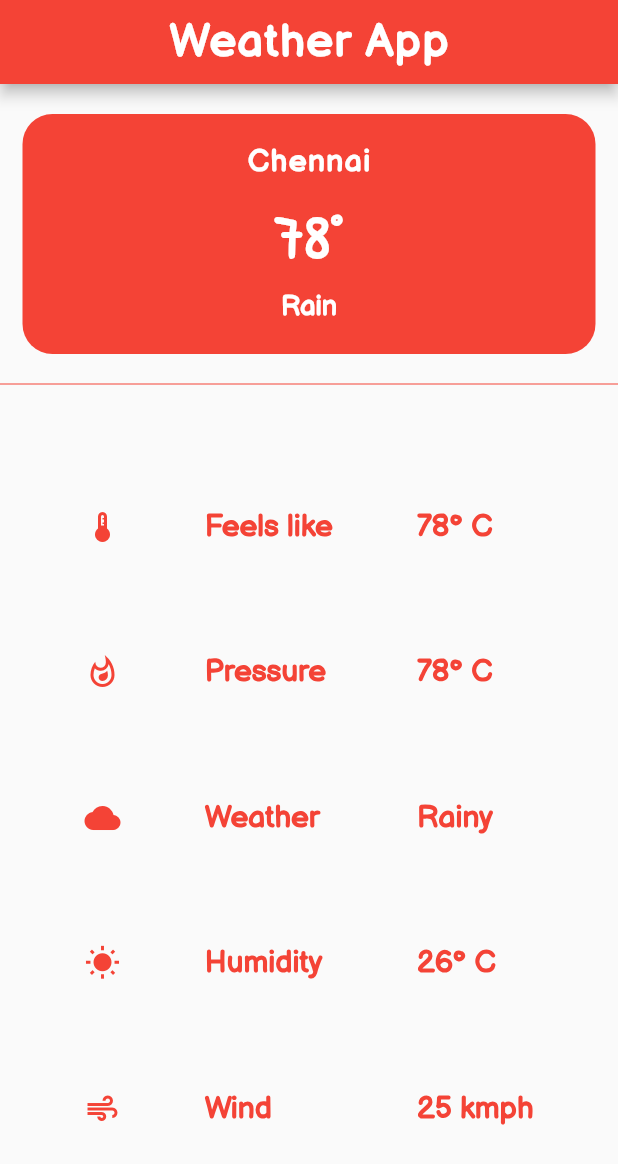
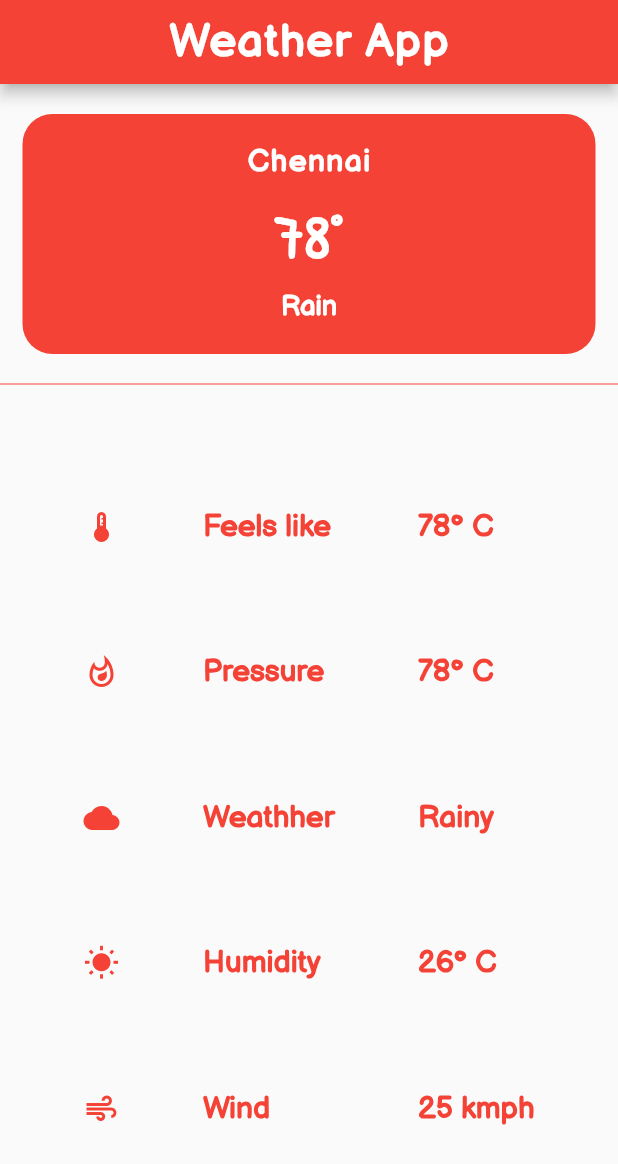
Before and after one commit to soniyav20/weather_app, a Flutter app: the screen it shows after launch, on a phone screen of 412 x 824 dp. Shown: the top 1164 px of the screen. Run offline on Flutter 3.47's test engine with Material 2 defaults, Android fonts, the phone set to English and light mode, and no system bars.

Commit message:
WEATHER_APP_UI

```diff
--- a/lib/main.dart
+++ b/lib/main.dart
@@ -155,7 +155,7 @@ class _HomeState extends State<Home> {
                           fontFamily: 'BalsamiqSans'),
                     ),
                     Text(
-                      'Weather',
+                      'Weathher',
                       style: TextStyle(
                           fontWeight: FontWeight.bold,
                           color: Colors.red,
```
